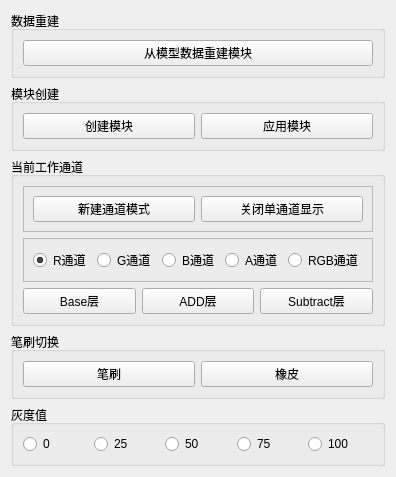
Above: ui/VertexPaintTool.ui from fxcfxcfxc/MaxTool_VertexPaint before the change. Below: the same form after it.
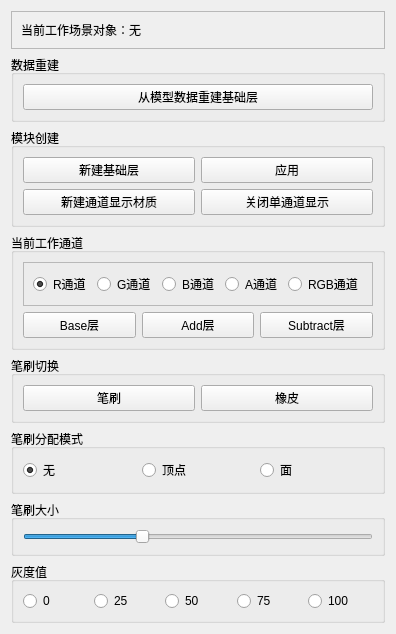
That is the form after the change.

The edit to the form file:
```diff
--- a/ui/VertexPaintTool.ui
+++ b/ui/VertexPaintTool.ui
@@ -6,14 +6,33 @@
    <rect>
     <x>0</x>
     <y>0</y>
-    <width>325</width>
-    <height>350</height>
+    <width>270</width>
+    <height>383</height>
    </rect>
   </property>
   <property name="windowTitle">
    <string>Form</string>
   </property>
-  <layout class="QVBoxLayout" name="verticalLayout_2">
+  <layout class="QVBoxLayout" name="verticalLayout_3">
+   <item>
+    <widget class="QFrame" name="frame">
+     <property name="frameShape">
+      <enum>QFrame::StyledPanel</enum>
+     </property>
+     <property name="frameShadow">
+      <enum>QFrame::Raised</enum>
+     </property>
+     <layout class="QVBoxLayout" name="verticalLayout_2">
+      <item>
+       <widget class="QLabel" name="label">
+        <property name="text">
+         <string>当前工作场景对象：无</string>
+        </property>
+       </widget>
+      </item>
+     </layout>
+    </widget>
+   </item>
    <item>
     <widget class="QGroupBox" name="groupBox">
      <property name="title">
@@ -26,7 +45,7 @@
          <bool>true</bool>
         </property>
         <property name="text">
-         <string>从模型数据重建模块</string>
+         <string>从模型数据重建基础层</string>
         </property>
        </widget>
       </item>
@@ -38,18 +57,32 @@
      <property name="title">
       <string>模块创建</string>
      </property>
-     <layout class="QHBoxLayout" name="horizontalLayout_4">
-      <item>
+     <layout class="QGridLayout" name="gridLayout_2">
+      <item row="0" column="0">
        <widget class="QPushButton" name="pushButton">
         <property name="text">
-         <string>创建模块</string>
+         <string>新建基础层</string>
         </property>
        </widget>
       </item>
-      <item>
+      <item row="0" column="1">
        <widget class="QPushButton" name="pushButton_2">
         <property name="text">
-         <string>应用模块</string>
+         <string>应用</string>
+        </property>
+       </widget>
+      </item>
+      <item row="1" column="0">
+       <widget class="QPushButton" name="pushButton_7">
+        <property name="text">
+         <string>新建通道显示材质</string>
+        </property>
+       </widget>
+      </item>
+      <item row="1" column="1">
+       <widget class="QPushButton" name="pushButton_5">
+        <property name="text">
+         <string>关闭单通道显示</string>
         </property>
        </widget>
       </item>
@@ -62,32 +95,6 @@
       <string>当前工作通道</string>
      </property>
      <layout class="QVBoxLayout" name="verticalLayout">
-      <item>
-       <widget class="QFrame" name="frame_3">
-        <property name="frameShape">
-         <enum>QFrame::StyledPanel</enum>
-        </property>
-        <property name="frameShadow">
-         <enum>QFrame::Raised</enum>
-        </property>
-        <layout class="QHBoxLayout" name="horizontalLayout_6">
-         <item>
-          <widget class="QPushButton" name="pushButton_7">
-           <property name="text">
-            <string>新建通道模式</string>
-           </property>
-          </widget>
-         </item>
-         <item>
-          <widget class="QPushButton" name="pushButton_5">
-           <property name="text">
-            <string>关闭单通道显示</string>
-           </property>
-          </widget>
-         </item>
-        </layout>
-       </widget>
-      </item>
       <item>
        <widget class="QFrame" name="frame_2">
         <property name="frameShape">
@@ -153,7 +160,7 @@
         <item>
          <widget class="QPushButton" name="pushButton_8">
           <property name="text">
-           <string>ADD层</string>
+           <string>Add层</string>
           </property>
          </widget>
         </item>
@@ -175,17 +182,72 @@
       <string>笔刷切换</string>
      </property>
      <layout class="QGridLayout" name="gridLayout">
-      <item row="0" column="0">
-       <widget class="QPushButton" name="pushButton_3">
-        <property name="text">
-         <string>笔刷</string>
-        </property>
-       </widget>
-      </item>
       <item row="0" column="1">
        <widget class="QPushButton" name="pushButton_4">
         <property name="text">
          <string>橡皮</string>
+        </property>
+       </widget>
+      </item>
+      <item row="0" column="0">
+       <widget class="QPushButton" name="pushButton_3">
+        <property name="text">
+         <string>笔刷</string>
+        </property>
+       </widget>
+      </item>
+     </layout>
+    </widget>
+   </item>
+   <item>
+    <widget class="QGroupBox" name="groupBox_5">
+     <property name="title">
+      <string>笔刷分配模式</string>
+     </property>
+     <layout class="QHBoxLayout" name="horizontalLayout_8">
+      <item>
+       <widget class="QRadioButton" name="radioButton_11">
+        <property name="text">
+         <string>无</string>
+        </property>
+        <property name="checked">
+         <bool>true</bool>
+        </property>
+       </widget>
+      </item>
+      <item>
+       <widget class="QRadioButton" name="radioButton_12">
+        <property name="text">
+         <string>顶点</string>
+        </property>
+       </widget>
+      </item>
+      <item>
+       <widget class="QRadioButton" name="radioButton_13">
+        <property name="text">
+         <string>面</string>
+        </property>
+       </widget>
+      </item>
+     </layout>
+    </widget>
+   </item>
+   <item>
+    <widget class="QGroupBox" name="groupBox">
+     <property name="title">
+      <string>笔刷大小</string>
+     </property>
+     <layout class="QHBoxLayout" name="horizontalLayout_7">
+      <item>
+       <widget class="QSlider" name="horizontalSlider">
+        <property name="maximum">
+         <number>60</number>
+        </property>
+        <property name="value">
+         <number>20</number>
+        </property>
+        <property name="orientation">
+         <enum>Qt::Horizontal</enum>
         </property>
        </widget>
       </item>
```
